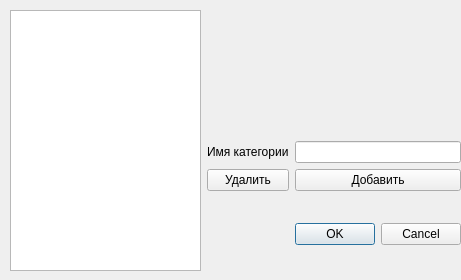
Qt form categ.ui (player7004/Crawler) before a commit.
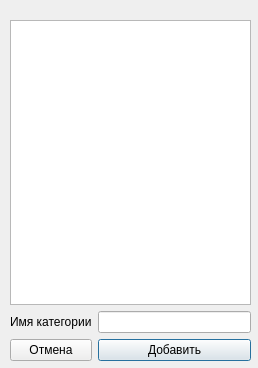
The same form after that commit.

Commit message: Добавлены окна "Редактор выражений" и "Редактор категорий"

Patch:
```diff
--- a/categ.ui
+++ b/categ.ui
@@ -6,8 +6,8 @@
    <rect>
     <x>0</x>
     <y>0</y>
-    <width>461</width>
-    <height>280</height>
+    <width>258</width>
+    <height>368</height>
    </rect>
   </property>
   <property name="windowTitle">
@@ -17,63 +17,37 @@
    <property name="geometry">
     <rect>
      <x>10</x>
-     <y>10</y>
-     <width>451</width>
-     <height>261</height>
+     <y>20</y>
+     <width>241</width>
+     <height>341</height>
     </rect>
    </property>
    <layout class="QGridLayout" name="gridLayout">
-    <item row="3" column="1">
-     <widget class="QPushButton" name="bt_delete">
-      <property name="text">
-       <string>Удалить</string>
-      </property>
-     </widget>
-    </item>
-    <item row="2" column="1">
-     <widget class="QLabel" name="label">
-      <property name="text">
-       <string>Имя категории</string>
-      </property>
-     </widget>
-    </item>
-    <item row="3" column="2">
+    <item row="7" column="1">
      <widget class="QPushButton" name="bt_add">
       <property name="text">
        <string>Добавить</string>
       </property>
      </widget>
     </item>
-    <item row="2" column="2">
+    <item row="6" column="0">
+     <widget class="QLabel" name="label">
+      <property name="text">
+       <string>Имя категории</string>
+      </property>
+     </widget>
+    </item>
+    <item row="6" column="1">
      <widget class="QLineEdit" name="line_categ_name"/>
     </item>
-    <item row="4" column="2">
-     <widget class="QDialogButtonBox" name="buttonBox">
-      <property name="orientation">
-       <enum>Qt::Horizontal</enum>
-      </property>
-      <property name="standardButtons">
-       <set>QDialogButtonBox::Cancel|QDialogButtonBox::Ok</set>
+    <item row="7" column="0">
+     <widget class="QPushButton" name="bt_delete">
+      <property name="text">
+       <string>Отмена</string>
       </property>
      </widget>
     </item>
-    <item row="4" column="1">
-     <spacer name="verticalSpacer">
-      <property name="orientation">
-       <enum>Qt::Vertical</enum>
-      </property>
-      <property name="sizeType">
-       <enum>QSizePolicy::Fixed</enum>
-      </property>
-      <property name="sizeHint" stdset="0">
-       <size>
-        <width>32</width>
-        <height>74</height>
-       </size>
-      </property>
-     </spacer>
-    </item>
-    <item row="1" column="0" rowspan="4">
+    <item row="1" column="0" rowspan="5" colspan="2">
      <widget class="QTableView" name="table_categ"/>
     </item>
    </layout>
```
Left out of the diff: 35 changed lines with no effect on the pictures. The commit also changes 3 other files.
